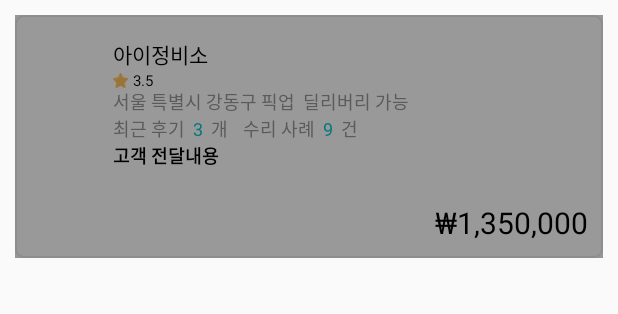
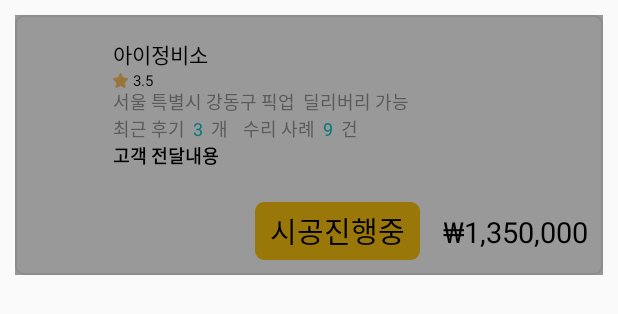
Before and after one commit to wlgns524/wellCar, an Android app: the layout item_estimate_customer_detail_recyclerview.xml on its own in the app's theme, with its tools: preview values and no code run, on a phone screen of 412 x 824 dp. Shown: the top 314 px of the screen. Run offline under Robolectric (Android 15) with nearby library versions, the light colour scheme and no system bars; Roboto replaces fonts that are not available here.

Commit message:
시공 완료 처리 추가

```diff
--- a/app/src/main/java/com/rightcode/wellcar/Features.java
+++ b/app/src/main/java/com/rightcode/wellcar/Features.java
@@ -21,15 +21,15 @@ public class Features {
      * 배포용 빌드(android:testOnly in AndroidManifest.xml) 여부
      * ref) https://developer.android.com/guide/topics/manifest/application-element.html
      */
-    public static boolean TEST_ONLY = false;
+    public static boolean TEST_ONLY = true;
     /**
      * Log.java 클래스의 메소드를 사용한 로그를 출력할지 여부
      */
-    public static final boolean SHOW_LOG = false;
+    public static final boolean SHOW_LOG = true;
     /**
      * 네트워크 관련 로그를 출력할지 여부
      */
-    public static final boolean SHOW_NETWORK_LOG = false;
+    public static final boolean SHOW_NETWORK_LOG = true;
 
     public static final boolean BLOCKING_REVIEW_WRITE_BY_BANNED = true;
 
--- a/app/src/main/java/com/rightcode/wellcar/network/model/response/estimate/EstimateDetail.java
+++ b/app/src/main/java/com/rightcode/wellcar/network/model/response/estimate/EstimateDetail.java
@@ -32,6 +32,10 @@ public class EstimateDetail {
     Boolean isPayment;
     @JsonField
     String content;
+    @JsonField
+    Boolean isConstruction;
+    @JsonField
+    Integer paymentId;
 //    @JsonField
 //    EstimateDetailStore estimateStore;
 }
--- /dev/null
+++ b/app/src/main/res/drawable/color_ffc80f__border_red_background_corner_5_padding_10.xml
@@ -0,0 +1,13 @@
+<shape xmlns:android="http://schemas.android.com/apk/res/android"
+    android:shape="rectangle">
+    <corners android:radius="5dp" />
+    <solid android:color="@color/color_ffc80f" />
+    <stroke
+        android:width="1dp"
+        android:color="@color/color_ffc80f" />
+    <padding
+        android:bottom="5dp"
+        android:left="10dp"
+        android:right="10dp"
+        android:top="5dp" />
+</shape>
--- a/app/src/main/res/layout/item_estimate_customer_detail_recyclerview.xml
+++ b/app/src/main/res/layout/item_estimate_customer_detail_recyclerview.xml
@@ -172,14 +172,28 @@
 <!--            </LinearLayout>-->
         </RelativeLayout>
 
-        <TextView
-            android:id="@+id/tv_estimate_price"
+        <LinearLayout
             android:layout_width="wrap_content"
             android:layout_height="wrap_content"
-            android:layout_gravity="right"
-            android:textColor="@color/black"
-            android:textSize="20dp"
-            tools:text="₩1,350,000" />
+            android:orientation="horizontal"
+            android:layout_gravity="right">
+            <TextView
+                android:id="@+id/tv_estimate_status"
+                android:layout_width="wrap_content"
+                android:layout_height="wrap_content"
+                android:background="@drawable/color_ffc80f__border_red_background_corner_5_padding_10"
+                android:textColor="@color/black"
+                android:textSize="19dp"
+                android:text="시공진행중" />
+            <TextView
+                android:id="@+id/tv_estimate_price"
+                android:layout_width="wrap_content"
+                android:layout_height="wrap_content"
+                android:textColor="@color/black"
+                android:textSize="19dp"
+                tools:text="₩1,350,000"
+                android:layout_marginStart="15dp"/>
+        </LinearLayout>
     </LinearLayout>
 
     <View
--- a/app/src/main/res/values/colors.xml
+++ b/app/src/main/res/values/colors.xml
@@ -61,6 +61,9 @@
     <color name="color_000000_40">#66000000</color> <!-- 40% -->
     <color name="color_ffffff_40">#66ffffff</color> <!-- 40% -->
     <color name="app_color_80">#ccfbbc48</color>
+    <color name="color_ffc80f">#ffc80f</color>
+    <color name="color_dedede">#dedede</color>
+    <color name="color_717171">#717171</color>
 
     <!--    100% — FF 99% — FC 98% — FA 97% — F7 96% — F5 95% — F2 94% — F0 93% — ED 92% — EB 91% — E8-->
     <!--    90% — E6 89% — E3 88% — E0 87% — DE 86% — DB 85% — D9 84% — D6 83% — D4 82% — D1 81% — CF-->
```
Also changed, not shown: app/src/main/java/com/rightcode/wellcar/Activity/Setting/EstimateCustomerDetailActivity.java (+34 -1 lines), app/src/main/java/com/rightcode/wellcar/Adapter/ViewHolder/EstimateCustomerDetailViewHolder.java (+31 -1 lines), app/src/main/java/com/rightcode/wellcar/RxJava/RxEvent/EstimateCompleteEvent.java (added, +15 -0 lines), app/src/main/java/com/rightcode/wellcar/network/LegacyNetworkApi.java (+8 -0 lines), app/src/main/java/com/rightcode/wellcar/network/model/request/payment/PaymentUpdate.java (added, +13 -0 lines), app/src/main/java/com/rightcode/wellcar/network/requester/payment/PaymentUpdateRequester.java (added, +31 -0 lines), app/src/main/res/drawable/color_dedede_border_red_background_corner_5_padding_10.xml (added, +13 -0 lines).
